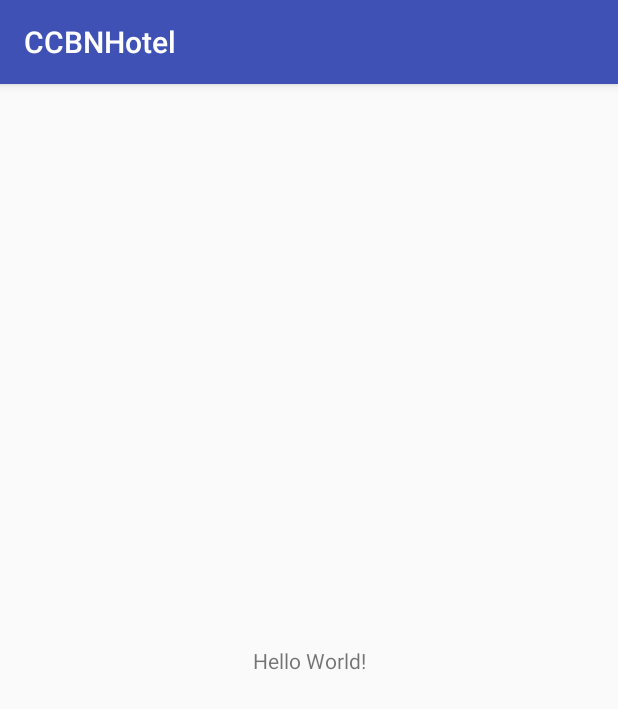
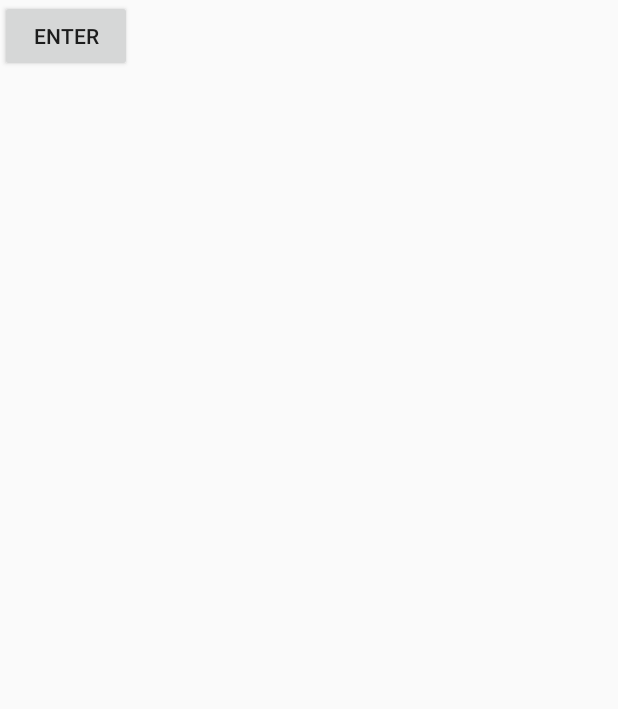
Before and after one commit to winsonstudy/hotel, an Android app: the screen it shows after launch (MainActivity), on a phone screen of 412 x 824 dp. Shown: the top 709 px of the screen. Run offline under Robolectric (Android 15) with nearby library versions, the light colour scheme and no system bars.

Commit message:
Add hotel home activity;

```diff
--- a/ccbnhotel/build.gradle
+++ b/ccbnhotel/build.gradle
@@ -1,14 +1,14 @@
 apply plugin: 'com.android.application'
 
 android {
-    compileSdkVersion 26
+    compileSdkVersion 28
 
 
 
     defaultConfig {
         applicationId "com.winson.ccbnhotel"
         minSdkVersion 15
-        targetSdkVersion 26
+        targetSdkVersion 28
         versionCode 1
         versionName "1.0"
 
--- a/ccbnhotel/src/main/AndroidManifest.xml
+++ b/ccbnhotel/src/main/AndroidManifest.xml
@@ -16,6 +16,10 @@
                 <category android:name="android.intent.category.LAUNCHER" />
             </intent-filter>
         </activity>
+
+        <activity android:name=".HotelHomeActivity"
+            android:screenOrientation="landscape"
+            />
     </application>
 
 </manifest>
--- /dev/null
+++ b/ccbnhotel/src/main/java/com/winson/ccbnhotel/BaseActivity.java
@@ -0,0 +1,13 @@
+package com.winson.ccbnhotel;
+
+import android.support.v7.app.AppCompatActivity;
+
+/**
+ * Created by zwx on 2018/7/14.
+ */
+
+public class BaseActivity extends AppCompatActivity {
+
+
+
+}
--- a/ccbnhotel/src/main/java/com/winson/ccbnhotel/MainActivity.java
+++ b/ccbnhotel/src/main/java/com/winson/ccbnhotel/MainActivity.java
@@ -1,13 +1,29 @@
 package com.winson.ccbnhotel;
 
+import android.content.Intent;
 import android.support.v7.app.AppCompatActivity;
 import android.os.Bundle;
+import android.view.View;
 
-public class MainActivity extends AppCompatActivity {
+public class MainActivity extends BaseActivity {
 
     @Override
     protected void onCreate(Bundle savedInstanceState) {
         super.onCreate(savedInstanceState);
         setContentView(R.layout.activity_main);
+
+        findViewById(R.id.enter).setOnClickListener(new View.OnClickListener() {
+            @Override
+            public void onClick(View view) {
+                enter();
+            }
+        });
+
+    }
+
+    private void enter(){
+        Intent intent = new Intent(this, HotelHomeActivity.class);
+        startActivity(intent);
+        finish();
     }
 }
--- a/ccbnhotel/src/main/res/layout/activity_main.xml
+++ b/ccbnhotel/src/main/res/layout/activity_main.xml
@@ -1,18 +1,16 @@
 <?xml version="1.0" encoding="utf-8"?>
-<android.support.constraint.ConstraintLayout xmlns:android="http://schemas.android.com/apk/res/android"
+<LinearLayout xmlns:android="http://schemas.android.com/apk/res/android"
     xmlns:app="http://schemas.android.com/apk/res-auto"
     xmlns:tools="http://schemas.android.com/tools"
     android:layout_width="match_parent"
     android:layout_height="match_parent"
     tools:context="com.winson.ccbnhotel.MainActivity">
 
-    <TextView
+    <Button
         android:layout_width="wrap_content"
         android:layout_height="wrap_content"
-        android:text="Hello World!"
-        app:layout_constraintBottom_toBottomOf="parent"
-        app:layout_constraintLeft_toLeftOf="parent"
-        app:layout_constraintRight_toRightOf="parent"
-        app:layout_constraintTop_toTopOf="parent" />
+        android:id="@+id/enter"
+        android:text="enter"
+        />
 
-</android.support.constraint.ConstraintLayout>
+</LinearLayout>
--- /dev/null
+++ b/ccbnhotel/src/main/res/layout/hotel_home.xml
@@ -0,0 +1,6 @@
+<?xml version="1.0" encoding="utf-8"?>
+<LinearLayout
+    xmlns:android="http://schemas.android.com/apk/res/android" android:layout_width="match_parent"
+    android:layout_height="match_parent">
+
+</LinearLayout>
--- a/ccbnhotel/src/main/res/values/styles.xml
+++ b/ccbnhotel/src/main/res/values/styles.xml
@@ -1,11 +1,13 @@
 <resources>
 
     <!-- Base application theme. -->
-    <style name="AppTheme" parent="Theme.AppCompat.Light.DarkActionBar">
-        <!-- Customize your theme here. -->
-        <item name="colorPrimary">@color/colorPrimary</item>
-        <item name="colorPrimaryDark">@color/colorPrimaryDark</item>
-        <item name="colorAccent">@color/colorAccent</item>
+    <style name="AppTheme" parent="Theme.AppCompat.Light.NoActionBar">
+        <!--<style name="AppTheme" parent="@android:style/Theme.NoTitleBar.Fullscreen">-->
+        <item name="android:windowNoTitle">true</item>
+        <item name="android:windowActionBar">false</item>
+        <item name="android:windowFullscreen">true</item>
+        <item name="android:windowContentOverlay">@null</item>
+        <item name="android:singleLine">true</item>
     </style>
 
 </resources>
```
Also changed, not shown: ccbnhotel/src/main/java/com/winson/ccbnhotel/HotelHomeActivity.java (added, +18 -0 lines).
